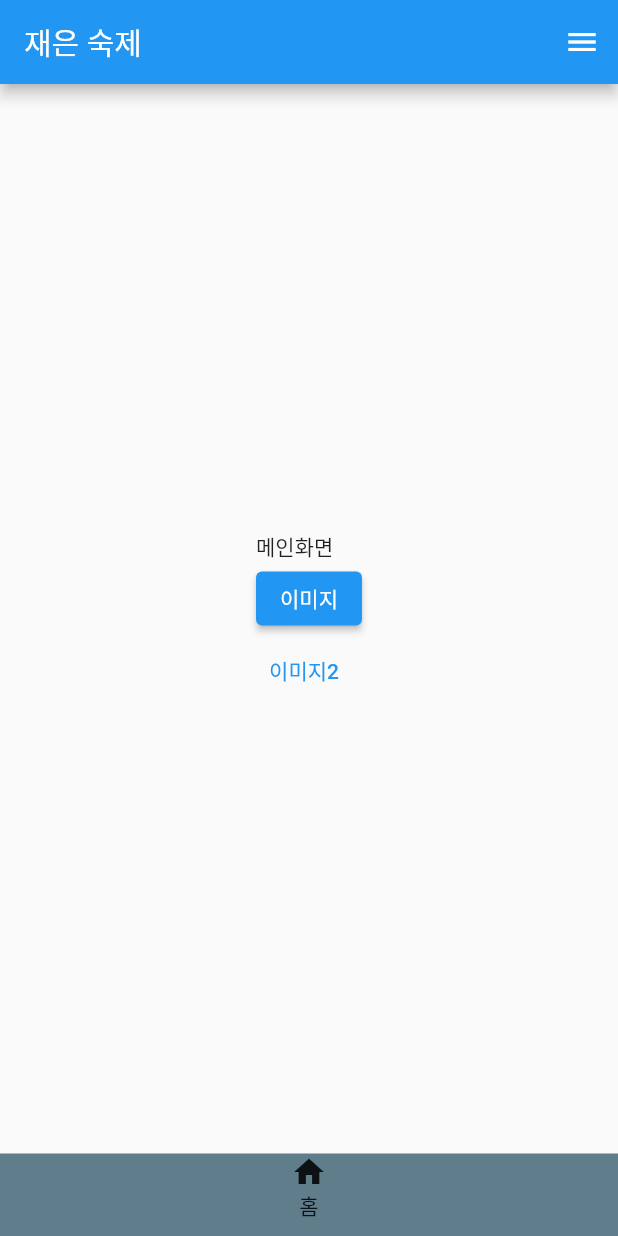
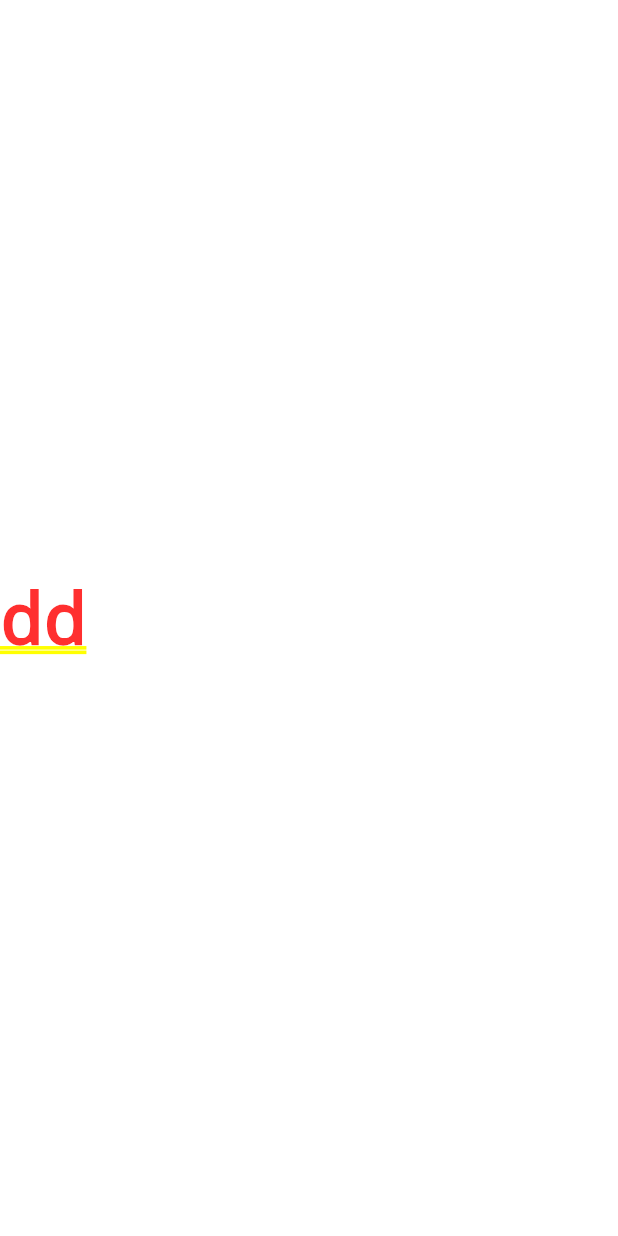
Before and after one commit to jaeeun622/flutter-study, a Flutter app: the screen it shows after launch, after a tap on "이미지2", on a phone screen of 412 x 824 dp. Run offline on Flutter 3.47's test engine with Material 2 defaults, Android fonts, the phone set to English and light mode, and no system bars.

```diff
--- a/lib/main.dart
+++ b/lib/main.dart
@@ -7,7 +7,6 @@ void main() {
 class MyApp extends StatelessWidget {
   const MyApp({Key? key}) : super(key: key);
 
-  // This widget is the root of your application.
   @override
   Widget build(BuildContext context) {
     return MaterialApp(
@@ -62,7 +61,12 @@ class _MyHomePageState extends State<MyHomePage> {
               style: ButtonStyle(
                 foregroundColor: MaterialStateProperty.all<Color>(Colors.blue),
               ),
-              onPressed: () { },
+              onPressed: () {
+                Navigator.push(
+                  context,
+                  MaterialPageRoute(builder: (context) => const ThirdRoute()),
+                 );
+                },
               child: Text('이미지2'),
             )
 
@@ -85,11 +89,7 @@ class _MyHomePageState extends State<MyHomePage> {
       //
       endDrawer:
         Drawer(
-          // Add a ListView to the drawer. This ensures the user can scroll
-          // through the options in the drawer if there isn't enough vertical
-          // space to fit everything.
           child: ListView(
-            // Important: Remove any padding from the ListView.
             padding: EdgeInsets.zero,
             children: [
               const DrawerHeader(
@@ -156,27 +156,73 @@ class SecondRoute extends StatelessWidget {
 
   @override
   Widget build(BuildContext context) {
-    return Center(
+    // return Center(
+    //   child: ElevatedButton(
+    //       onPressed: () {
+    //         Navigator.pop(context);
+    //       },
+    //       child: Image.asset("images/cat.png")
+    //   ),
+    // );
+
+    return Scaffold(
+      appBar: AppBar(
+        title: const Text('이미지 화면'),
+      ),
+      body: Center(
         child: ElevatedButton(
           onPressed: () {
             Navigator.pop(context);
           },
           child: Image.asset("images/cat.png")
         ),
+      ),
     );
-
-    // return Scaffold(
-      // // appBar: AppBar(
-      // //   title: const Text('이미지 화면'),
-      // // ),
-      // body: Center(
-      //   child: ElevatedButton(
-      //     onPressed: () {
-      //       Navigator.pop(context);
-      //     },
-      //     child: Image.asset("images/cat.png")
-      //   ),
-      // ),
-    // );
   }
 }
+
+class ThirdRoute extends StatelessWidget {
+  const ThirdRoute({super.key});
+
+  @override
+  Widget build(BuildContext) {
+    return Row(
+      children: [
+        Row(
+          mainAxisAlignment: MainAxisAlignment.spaceEvenly,
+          children: [
+            const Text('dd'),
+          ],
+        ),
+      ],
+    );
+  }
+
+  // Widget build(BuildContext context) {
+  //   return Scaffold(
+  //     appBar: AppBar(
+  //       title: const Text('이미지 화면'),
+  //     ),
+  //     body: Row(
+  //       mainAxisAlignment: MainAxisAlignment.center,
+  //       children: [
+  //         Container(
+  //           width: 100,
+  //           height: 100,
+  //           color: Colors.red,
+  //         ),
+  //         Container(
+  //           width: 100,
+  //           height: 100,
+  //           color: Colors.yellow,
+  //         ),
+  //         Container(
+  //           width: 100,
+  //           height: 100,
+  //           color: Colors.green,
+  //         ),
+  //       ],
+  //     ),
+  //   );
+  // }
+}
```
Lines whose indentation alone changed are shown as unchanged.
